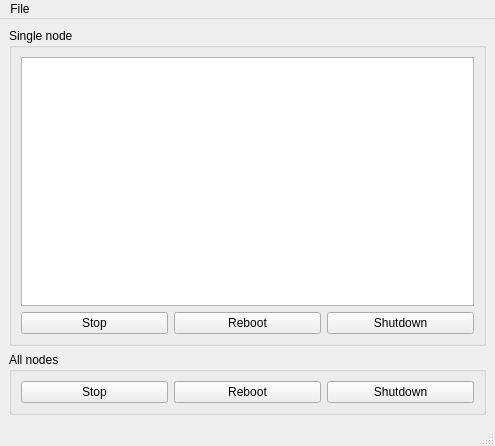
Before: the Qt Designer form src/status/control_gui.ss/src/MainWindow.ui in SafirSDK/safir-sdk-core, drawn with Qt 5.
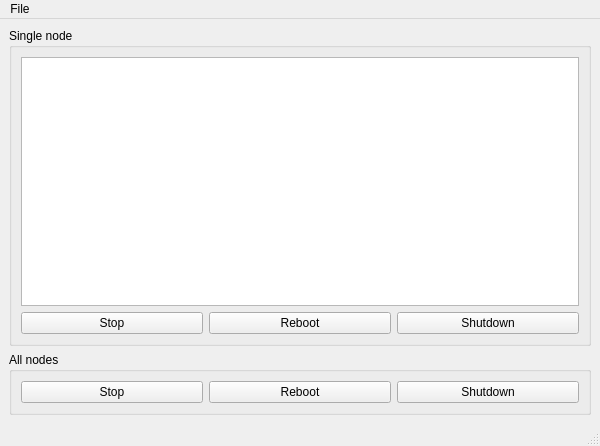
After: the same form once the commit is applied.

The edit to the form file:
```diff
--- a/src/status/control_gui.ss/src/MainWindow.ui
+++ b/src/status/control_gui.ss/src/MainWindow.ui
@@ -6,7 +6,7 @@
    <rect>
     <x>0</x>
     <y>0</y>
-    <width>495</width>
+    <width>600</width>
     <height>446</height>
    </rect>
   </property>
@@ -147,7 +147,7 @@
     <rect>
      <x>0</x>
      <y>0</y>
-     <width>495</width>
+     <width>600</width>
      <height>23</height>
     </rect>
    </property>
```
Left out of the diff: 2 changed lines with no effect on the pictures.
